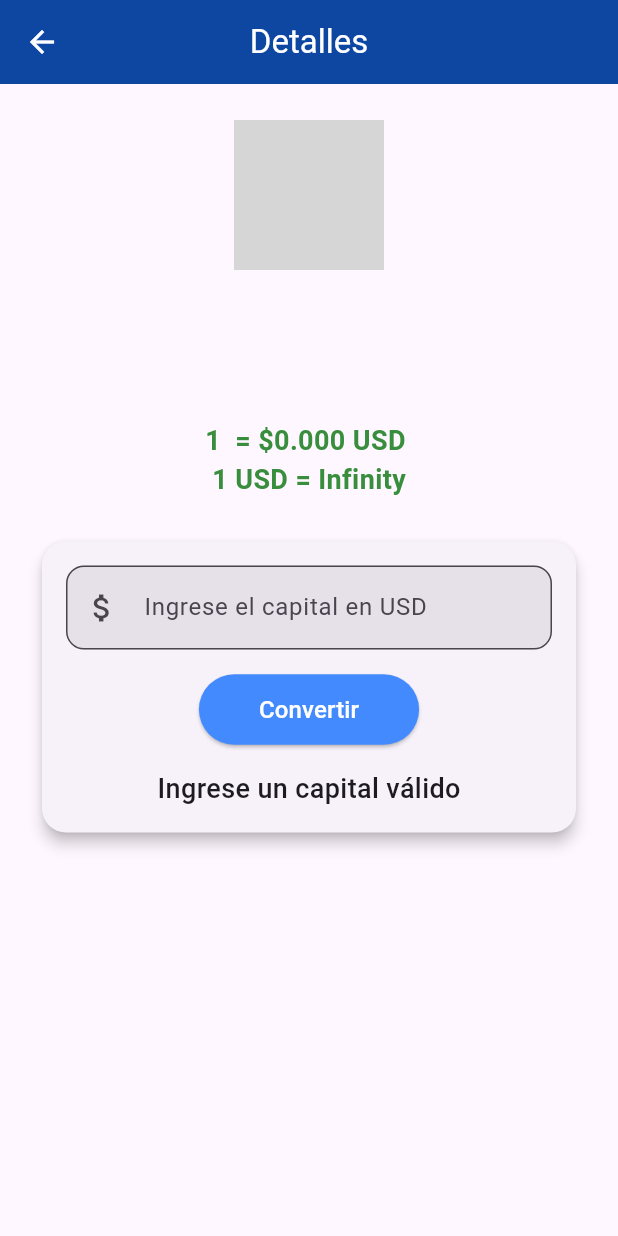
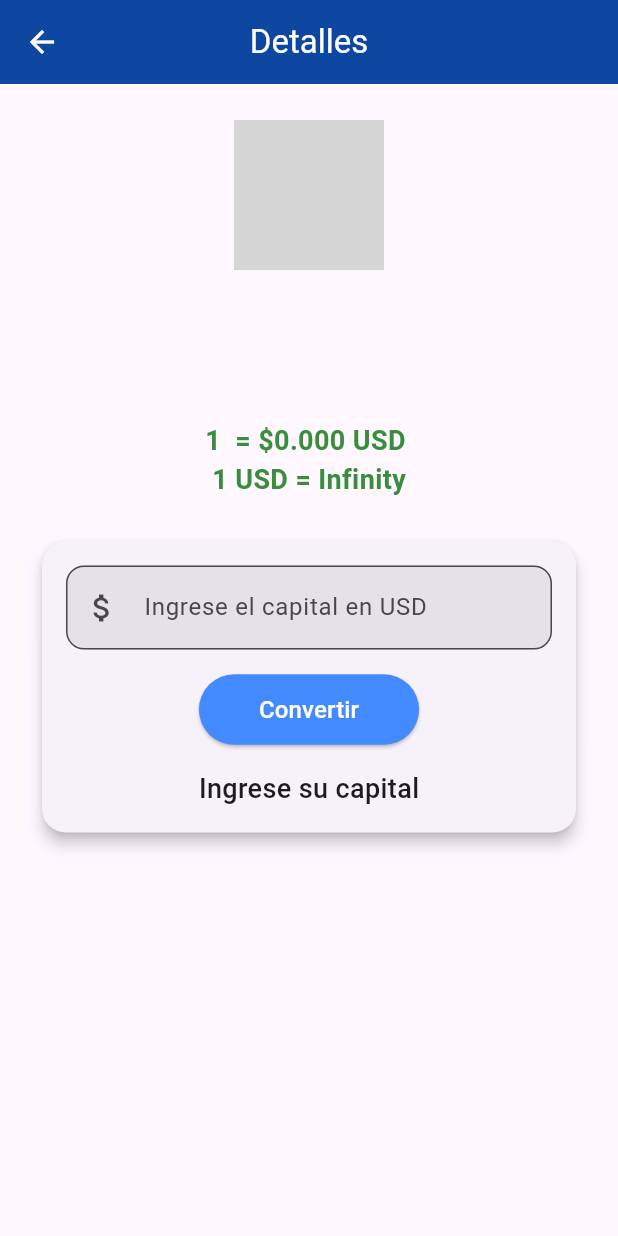
Before and after one commit to sensitiky/prueba-helipagos-mobile, a Flutter app: the CoinDetailScreen screen opened directly with empty values, on a phone screen of 412 x 824 dp. Run offline on Flutter 3.47's test engine with Material 3 defaults, Android fonts, the light colour scheme and no system bars; our stand-ins replace connectivity_plus, envied, equatable, flutter_bloc, flutter_html; generated files the repository leaves out were written again; network calls fail; grey boxes are pictures that could not be loaded.

Commit message:
Update launcher icon configuration and assets, adjust coin detail screen text

```diff
--- a/lib/screens/coin_detail_screen.dart
+++ b/lib/screens/coin_detail_screen.dart
@@ -119,8 +119,8 @@ class CoinDetailScreenState extends State<CoinDetailScreen> {
                     Text(
                       capitalController.text.isNotEmpty &&
                               coin.currentPrice != null
-                          ? 'Valor: ${(double.parse(capitalController.text) / coin.currentPrice!).toStringAsFixed(3)} ${coin.symbol.toUpperCase()}'
-                          : 'Ingrese un capital válido',
+                          ? 'Valor: ${(double.parse(capitalController.text) / coin.currentPrice!)} ${coin.symbol.toUpperCase()}'
+                          : 'Ingrese su capital',
                       style: const TextStyle(
                         fontSize: 18,
                         fontWeight: FontWeight.w500,
--- a/pubspec.yaml
+++ b/pubspec.yaml
@@ -39,7 +39,7 @@ flutter:
     - assets/icon/icon.png
 
 flutter_launcher_icons:
+  android: "launcher_icon"
+  ios: true
   image_path: "assets/icon/icon.png"
-  android: true
-  ios: true
   remove_alpha_ios: true
```
Also changed, not shown: 7 other files.
